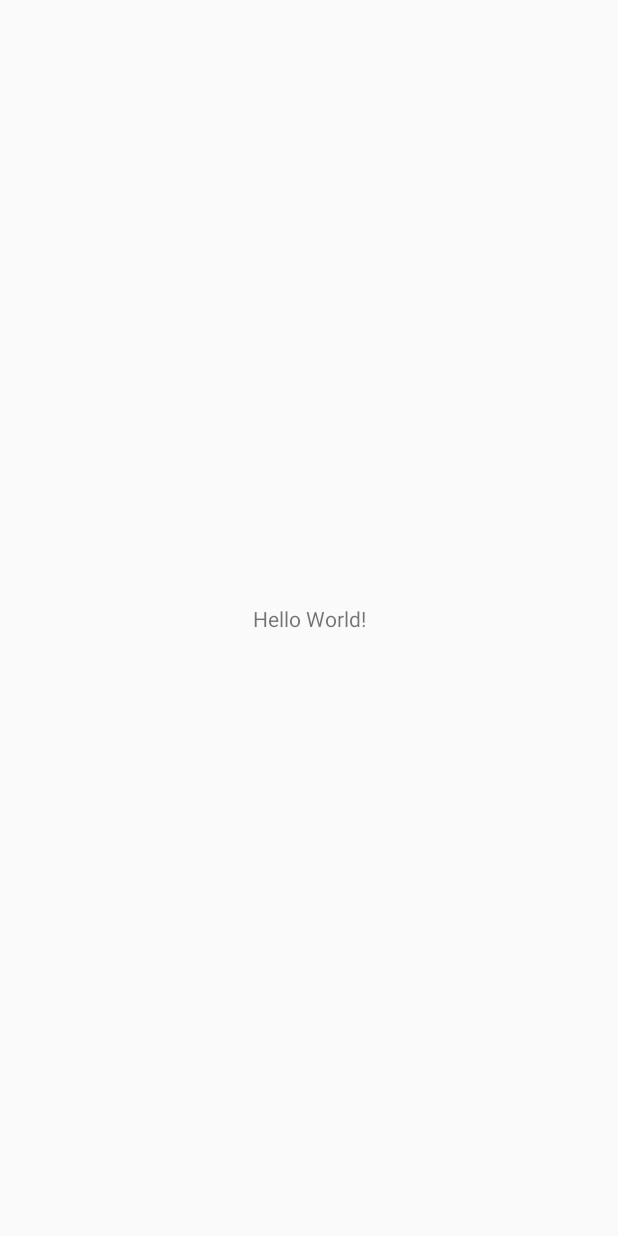
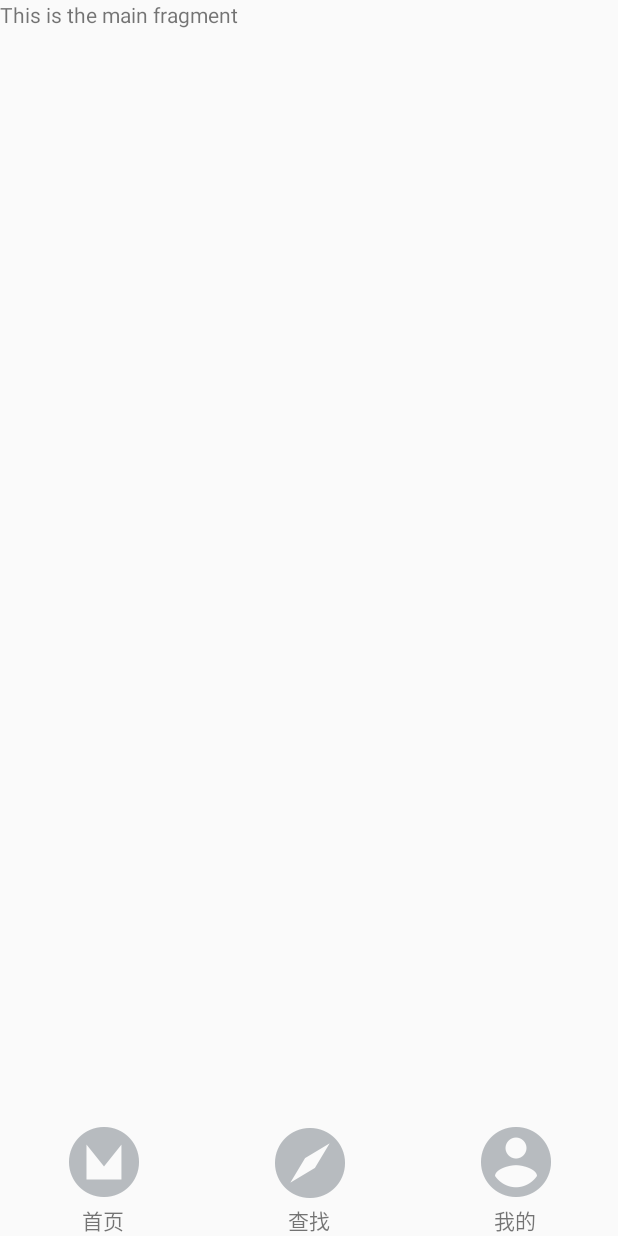
Before and after one commit to androidjk/imTao, an Android app: the screen it shows after launch (MainActivity), on a phone screen of 412 x 824 dp. Before the commit the screen is almost empty. Run offline under Robolectric (Android 15) with nearby library versions, the phone set to English and light mode, and no system bars.

Commit message:
菜单栏+我的

```diff
--- a/app/build.gradle
+++ b/app/build.gradle
@@ -26,5 +26,6 @@ dependencies {
     })
     compile 'com.android.support:appcompat-v7:26.+'
     compile 'com.android.support.constraint:constraint-layout:1.0.2'
+    compile 'com.android.support:support-v4:26.+'
     testCompile 'junit:junit:4.12'
 }
--- a/app/src/main/java/com/example/imtao/MainActivity.java
+++ b/app/src/main/java/com/example/imtao/MainActivity.java
@@ -1,13 +1,80 @@
 package com.example.imtao;
 
+import android.support.v4.app.Fragment;
 import android.support.v7.app.AppCompatActivity;
 import android.os.Bundle;
+import android.view.View;
+import android.widget.Button;
+import android.widget.LinearLayout;
+
+import com.example.imtao.fragment.menu_find_fragment;
+import com.example.imtao.fragment.menu_main_fragment;
+import com.example.imtao.fragment.menu_mine_fragment;
 
 public class MainActivity extends AppCompatActivity {
+    private LinearLayout menu_main,menu_find,menu_mine;
+    protected Fragment ft_main=new menu_main_fragment();//首页
+    protected Fragment ft_find=new menu_find_fragment();//查找页
+    protected Fragment ft_mine=new menu_mine_fragment();//个人信息页
 
     @Override
     protected void onCreate(Bundle savedInstanceState) {
         super.onCreate(savedInstanceState);
         setContentView(R.layout.activity_main);
+        initViews();
+        getSupportFragmentManager()//获取管理类
+                .beginTransaction()//开启事务，事务添加
+                .add(R.id.container_context,ft_main)
+                .add(R.id.container_context,ft_find)
+                .hide(ft_find)
+                .add(R.id.container_context,ft_mine)
+                .hide(ft_mine)
+                .commit();//提交
+    }
+
+    /**
+     * 初始化视图，绑定监听器
+     */
+    private void initViews() {
+        menu_main=(LinearLayout) findViewById(R.id.menu_main);
+        menu_main.setOnClickListener(new ButtonClickListener());
+        menu_find=(LinearLayout) findViewById(R.id.menu_find);
+        menu_find.setOnClickListener(new ButtonClickListener());
+        menu_mine=(LinearLayout) findViewById(R.id.menu_mine);
+        menu_mine.setOnClickListener(new ButtonClickListener());
+
+    }
+
+    public class ButtonClickListener implements View.OnClickListener{
+
+        @Override
+        public void onClick(View view) {
+            switch (view.getId()){
+                case R.id.menu_main:
+                    getSupportFragmentManager()
+                            .beginTransaction()
+                            .show(ft_main)
+                            .hide(ft_find)
+                            .hide(ft_mine)
+                            .commit();
+                    break;
+                case R.id.menu_find:
+                    getSupportFragmentManager()
+                            .beginTransaction()
+                            .hide(ft_main)
+                            .show(ft_find)
+                            .hide(ft_mine)
+                            .commit();
+                    break;
+                case R.id.menu_mine:
+                    getSupportFragmentManager()
+                            .beginTransaction()
+                            .hide(ft_main)
+                            .hide(ft_find)
+                            .show(ft_mine)
+                            .commit();
+                    break;
+            }
+        }
     }
 }
--- /dev/null
+++ b/app/src/main/java/com/example/imtao/fragment/menu_find_fragment.java
@@ -0,0 +1,22 @@
+package com.example.imtao.fragment;
+
+import android.os.Bundle;
+import android.support.annotation.Nullable;
+import android.support.v4.app.Fragment;
+import android.view.LayoutInflater;
+import android.view.View;
+import android.view.ViewGroup;
+
+import com.example.imtao.R;
+
+/**
+ * Created by asus1 on 2018/1/20.
+ */
+
+public class menu_find_fragment extends Fragment {
+    @Nullable
+    @Override
+    public View onCreateView(LayoutInflater inflater, @Nullable ViewGroup container, @Nullable Bundle savedInstanceState) {
+        return inflater.inflate(R.layout.fragment_menu_find,container,false);
+    }
+}
--- /dev/null
+++ b/app/src/main/java/com/example/imtao/fragment/menu_main_fragment.java
@@ -0,0 +1,21 @@
+package com.example.imtao.fragment;
+
+import android.content.Context;
+import android.net.Uri;
+import android.os.Bundle;
+import android.support.annotation.Nullable;
+import android.support.v4.app.Fragment;
+import android.view.LayoutInflater;
+import android.view.View;
+import android.view.ViewGroup;
+
+import com.example.imtao.R;
+
+
+public class menu_main_fragment extends Fragment{
+    @Nullable
+    @Override
+    public View onCreateView(LayoutInflater inflater, @Nullable ViewGroup container, @Nullable Bundle savedInstanceState) {
+        return inflater.inflate(R.layout.fragment_menu_main,container,false);
+    }
+}
--- /dev/null
+++ b/app/src/main/java/com/example/imtao/fragment/menu_mine_fragment.java
@@ -0,0 +1,22 @@
+package com.example.imtao.fragment;
+
+import android.os.Bundle;
+import android.support.annotation.Nullable;
+import android.support.v4.app.Fragment;
+import android.view.LayoutInflater;
+import android.view.View;
+import android.view.ViewGroup;
+
+import com.example.imtao.R;
+
+/**
+ * 我的
+ */
+
+public class menu_mine_fragment extends Fragment {
+    @Nullable
+    @Override
+    public View onCreateView(LayoutInflater inflater, @Nullable ViewGroup container, @Nullable Bundle savedInstanceState) {
+        return inflater.inflate(R.layout.fragment_menu_mine,container,false);
+    }
+}
--- /dev/null
+++ b/app/src/main/res/drawable/menu_find_selector.xml
@@ -0,0 +1,5 @@
+<?xml version="1.0" encoding="utf-8"?>
+<selector xmlns:android="http://schemas.android.com/apk/res/android">
+    <item android:drawable="@mipmap/nav_find_click" android:state_pressed="true"></item>
+    <item android:drawable="@mipmap/nav_find_normal"></item>
+</selector>
--- /dev/null
+++ b/app/src/main/res/drawable/menu_main_selector.xml
@@ -0,0 +1,7 @@
+<?xml version="1.0" encoding="utf-8"?>
+<selector xmlns:android="http://schemas.android.com/apk/res/android">
+    <item android:drawable="@mipmap/nav_main_click" android:state_pressed="true"></item>
+    <item android:drawable="@mipmap/nav_main_normal" ></item>
+
+
+</selector>
--- /dev/null
+++ b/app/src/main/res/drawable/menu_me_selector.xml
@@ -0,0 +1,5 @@
+<?xml version="1.0" encoding="utf-8"?>
+<selector xmlns:android="http://schemas.android.com/apk/res/android">
+    <item android:drawable="@mipmap/nav_me_click" android:state_pressed="true"></item>
+    <item android:drawable="@mipmap/nav_me_normal"></item>
+</selector>
--- a/app/src/main/res/layout/activity_main.xml
+++ b/app/src/main/res/layout/activity_main.xml
@@ -1,18 +1,85 @@
 <?xml version="1.0" encoding="utf-8"?>
-<android.support.constraint.ConstraintLayout xmlns:android="http://schemas.android.com/apk/res/android"
+<RelativeLayout xmlns:android="http://schemas.android.com/apk/res/android"
     xmlns:app="http://schemas.android.com/apk/res-auto"
     xmlns:tools="http://schemas.android.com/tools"
     android:layout_width="match_parent"
     android:layout_height="match_parent"
     tools:context="com.example.imtao.MainActivity">
 
-    <TextView
-        android:layout_width="wrap_content"
+    <RelativeLayout
+        android:id="@+id/container_context"
+        android:layout_width="match_parent"
+        android:layout_height="match_parent"
+        android:layout_alignParentLeft="true"
+        android:layout_alignParentStart="true"
+        android:layout_alignParentTop="true">
+
+    </RelativeLayout>
+
+    <LinearLayout
+        android:id="@+id/container_menu"
+        android:layout_width="match_parent"
         android:layout_height="wrap_content"
-        android:text="Hello World!"
-        app:layout_constraintBottom_toBottomOf="parent"
-        app:layout_constraintLeft_toLeftOf="parent"
-        app:layout_constraintRight_toRightOf="parent"
-        app:layout_constraintTop_toTopOf="parent" />
+        android:layout_alignParentBottom="true"
+        android:orientation="horizontal">
 
-</android.support.constraint.ConstraintLayout>
+        <LinearLayout
+            android:id="@+id/menu_main"
+            android:layout_width="0dp"
+            android:layout_height="match_parent"
+            android:layout_weight="1"
+            android:gravity="center"
+            android:orientation="vertical">
+
+            <ImageView
+                android:layout_width="wrap_content"
+                android:layout_height="wrap_content"
+                android:layout_weight="1"
+                android:background="@drawable/menu_main_selector" />
+
+            <TextView
+                android:layout_width="wrap_content"
+                android:layout_height="wrap_content"
+                android:layout_weight="1"
+                android:text="首页" />
+        </LinearLayout>
+
+        <LinearLayout
+            android:id="@+id/menu_find"
+            android:layout_width="0dp"
+            android:layout_height="match_parent"
+            android:layout_weight="1"
+            android:gravity="center"
+            android:orientation="vertical">
+
+            <ImageView
+                android:layout_width="wrap_content"
+                android:layout_height="wrap_content"
+                android:background="@drawable/menu_find_selector" />
+
+            <TextView
+                android:layout_width="wrap_content"
+                android:layout_height="wrap_content"
+                android:text="查找" />
+        </LinearLayout>
+
+        <LinearLayout
+            android:id="@+id/menu_mine"
+            android:layout_width="0dp"
+            android:layout_height="match_parent"
+            android:layout_weight="1"
+            android:gravity="center"
+            android:orientation="vertical">
+
+            <ImageView
+                android:layout_width="wrap_content"
+                android:layout_height="wrap_content"
+                android:background="@drawable/menu_me_selector"/>
+
+            <TextView
+                android:layout_width="wrap_content"
+                android:layout_height="wrap_content"
+                android:text="我的" />
+        </LinearLayout>
+    </LinearLayout>
+</RelativeLayout>
--- /dev/null
+++ b/app/src/main/res/layout/fragment_menu_main.xml
@@ -0,0 +1,12 @@
+<LinearLayout xmlns:android="http://schemas.android.com/apk/res/android"
+    xmlns:tools="http://schemas.android.com/tools"
+    android:layout_width="match_parent"
+    android:layout_height="match_parent"
+    tools:context="com.example.imtao.fragment.menu_main_fragment">
+
+    <TextView
+        android:layout_width="match_parent"
+        android:layout_height="match_parent"
+        android:text="This is the main fragment" />
+
+</LinearLayout>
--- a/app/src/main/res/values/strings.xml
+++ b/app/src/main/res/values/strings.xml
@@ -1,3 +1,6 @@
 <resources>
     <string name="app_name">imTao</string>
+
+    <!-- TODO: Remove or change this placeholder text -->
+    <string name="hello_blank_fragment">Hello blank fragment</string>
 </resources>
```
Also changed, not shown: app/src/main/res/layout/fragment_menu_find.xml (added, +11 -0 lines), app/src/main/res/layout/fragment_menu_mine.xml (added, +72 -0 lines), app/src/main/res/drawable/bg_splash.png (deleted).
